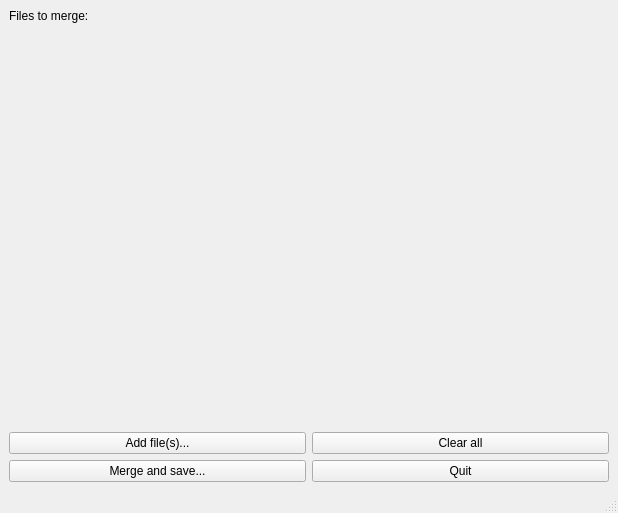
NCH-Motion-Laboratory/ulstools, file ulstools/apps/pdfmerger/pdfmerger.ui: the form before one commit.
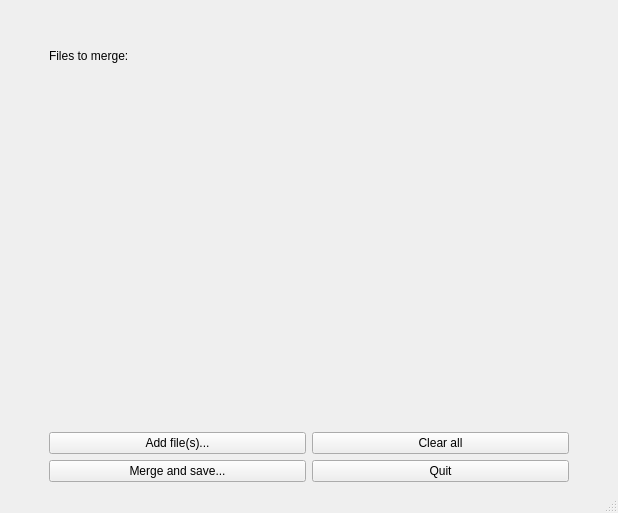
The form after the commit.

Diff of the .ui file:
```diff
--- a/ulstools/apps/pdfmerger/pdfmerger.ui
+++ b/ulstools/apps/pdfmerger/pdfmerger.ui
@@ -17,7 +17,7 @@
    <layout class="QVBoxLayout" name="verticalLayout">
     <item>
      <layout class="QGridLayout" name="gridLayout">
-      <item row="1" column="0">
+      <item row="2" column="1">
        <widget class="QLabel" name="label">
         <property name="sizePolicy">
          <sizepolicy hsizetype="Minimum" vsizetype="Preferred">
@@ -33,14 +33,30 @@
         </property>
        </widget>
       </item>
-      <item row="4" column="0">
+      <item row="5" column="1">
        <widget class="QPushButton" name="btnMerge">
         <property name="text">
          <string>Merge and save...</string>
         </property>
        </widget>
       </item>
-      <item row="2" column="0" colspan="2">
+      <item row="3" column="0">
+       <spacer name="horizontalSpacer">
+        <property name="orientation">
+         <enum>Qt::Horizontal</enum>
+        </property>
+        <property name="sizeType">
+         <enum>QSizePolicy::Fixed</enum>
+        </property>
+        <property name="sizeHint" stdset="0">
+         <size>
+          <width>40</width>
+          <height>20</height>
+         </size>
+        </property>
+       </spacer>
+      </item>
+      <item row="3" column="1" colspan="2">
        <widget class="QLabel" name="lblFiles">
         <property name="enabled">
          <bool>true</bool>
@@ -59,27 +75,59 @@
         </property>
        </widget>
       </item>
-      <item row="4" column="1">
+      <item row="5" column="2">
        <widget class="QPushButton" name="btnQuit">
         <property name="text">
          <string>Quit</string>
         </property>
        </widget>
       </item>
-      <item row="3" column="0">
+      <item row="4" column="1">
        <widget class="QPushButton" name="btnAddFiles">
         <property name="text">
          <string>Add file(s)...</string>
         </property>
        </widget>
       </item>
-      <item row="3" column="1">
+      <item row="4" column="2">
        <widget class="QPushButton" name="btnClearAll">
         <property name="text">
          <string>Clear all</string>
         </property>
        </widget>
       </item>
+      <item row="3" column="3">
+       <spacer name="horizontalSpacer_2">
+        <property name="orientation">
+         <enum>Qt::Horizontal</enum>
+        </property>
+        <property name="sizeType">
+         <enum>QSizePolicy::Fixed</enum>
+        </property>
+        <property name="sizeHint" stdset="0">
+         <size>
+          <width>40</width>
+          <height>20</height>
+         </size>
+        </property>
+       </spacer>
+      </item>
+      <item row="1" column="1">
+       <spacer name="verticalSpacer">
+        <property name="orientation">
+         <enum>Qt::Vertical</enum>
+        </property>
+        <property name="sizeType">
+         <enum>QSizePolicy::Fixed</enum>
+        </property>
+        <property name="sizeHint" stdset="0">
+         <size>
+          <width>20</width>
+          <height>40</height>
+         </size>
+        </property>
+       </spacer>
+      </item>
      </layout>
     </item>
    </layout>
```
